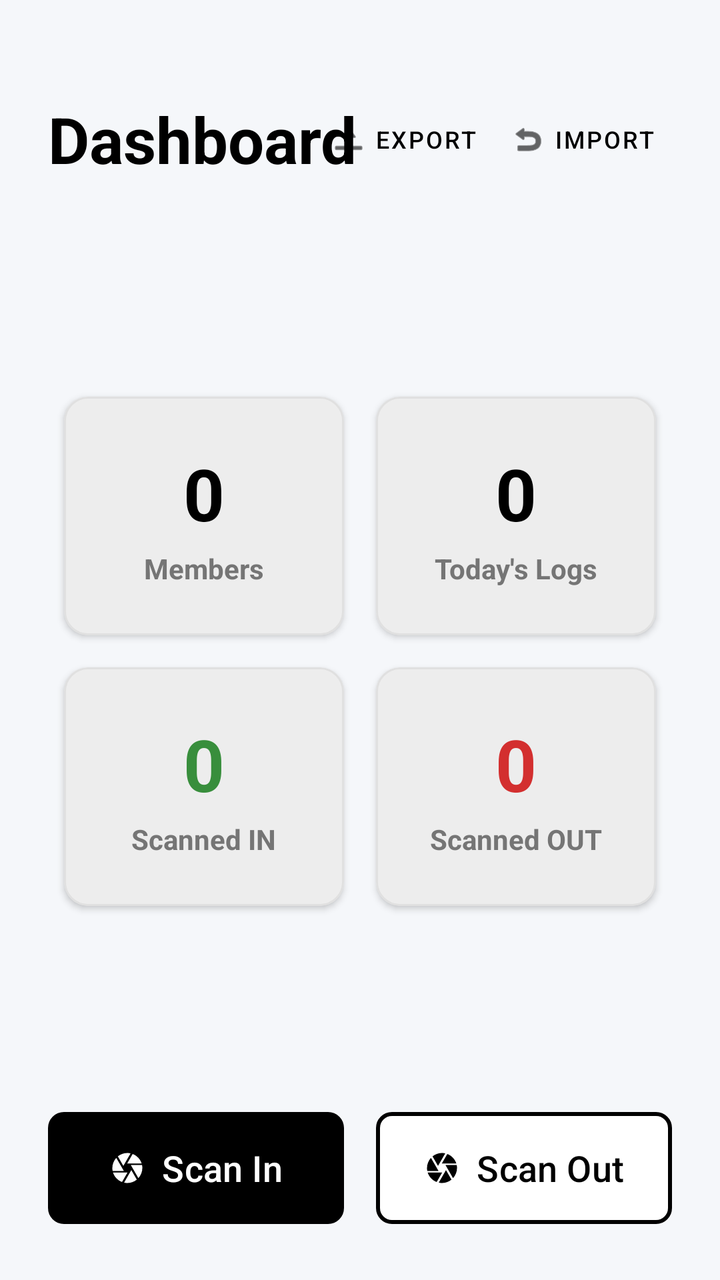
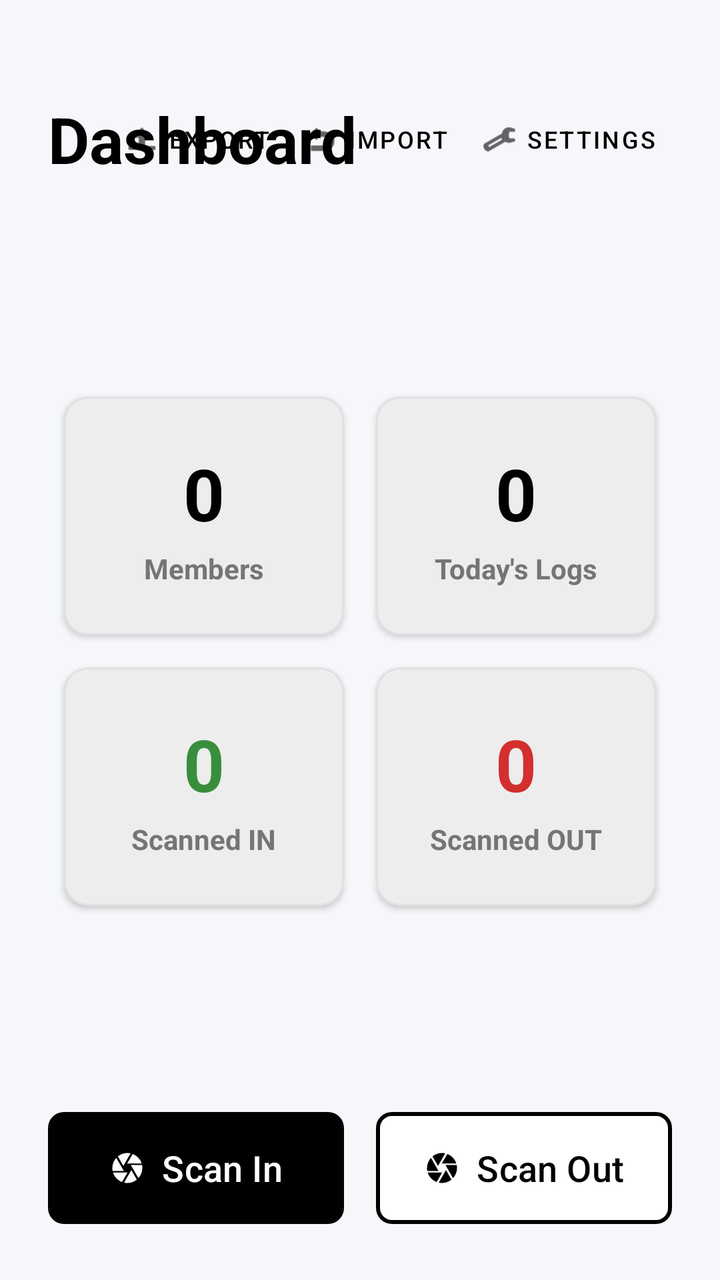

Two renders of the same Android screen: before a commit and after it. Below are the layout's source before the change and the commit's diff.
<!-- AndroidManifest.xml: application theme Theme.FaceRecognitionImages -->
<!-- res/layout/fragment_dashboard.xml -->
<?xml version="1.0" encoding="utf-8"?>
<androidx.constraintlayout.widget.ConstraintLayout xmlns:android="http://schemas.android.com/apk/res/android"
    xmlns:app="http://schemas.android.com/apk/res-auto"
    android:layout_width="match_parent"
    android:layout_height="match_parent"
    android:background="@color/windowBackground"
    android:padding="24dp">

    <TextView
        android:id="@+id/dashboardTitle"
        android:layout_width="wrap_content"
        android:layout_height="wrap_content"
        android:layout_marginTop="24dp"
        android:text="Dashboard"
        android:textColor="@color/black"
        android:textSize="32sp"
        android:textStyle="bold"
        app:layout_constraintStart_toStartOf="parent"
        app:layout_constraintTop_toTopOf="parent" />

    <LinearLayout
        android:id="@+id/dbActionsLayout"
        android:layout_width="wrap_content"
        android:layout_height="wrap_content"
        android:orientation="horizontal"
        app:layout_constraintBottom_toBottomOf="@id/dashboardTitle"
        app:layout_constraintEnd_toEndOf="parent"
        app:layout_constraintTop_toTopOf="@id/dashboardTitle">

        <com.google.android.material.button.MaterialButton
            android:id="@+id/btnBackup"
            style="@style/Widget.MaterialComponents.Button.TextButton"
            android:layout_width="wrap_content"
            android:layout_height="wrap_content"
            android:text="Export"
            android:textColor="@color/black"
            android:textSize="12sp"
            app:icon="@android:drawable/ic_menu_upload"
            app:iconTint="@color/black"
            android:minHeight="0dp"
            android:minWidth="0dp"
            android:paddingHorizontal="8dp"
            android:paddingVertical="4dp" />

        <com.google.android.material.button.MaterialButton
            android:id="@+id/btnRestore"
            style="@style/Widget.MaterialComponents.Button.TextButton"
            android:layout_width="wrap_content"
            android:layout_height="wrap_content"
            android:text="Import"
            android:textColor="@color/black"
            android:textSize="12sp"
            app:icon="@android:drawable/ic_menu_revert"
            app:iconTint="@color/black"
            android:minHeight="0dp"
            android:minWidth="0dp"
            android:paddingHorizontal="8dp"
            android:paddingVertical="4dp" />
    </LinearLayout>

    <GridLayout
        android:id="@+id/statsGrid"
        android:layout_width="match_parent"
        android:layout_height="wrap_content"
        android:layout_marginTop="32dp"
        android:layout_marginBottom="24dp"
        android:columnCount="2"
        android:rowCount="2"
        app:layout_constraintTop_toBottomOf="@id/dashboardTitle"
        app:layout_constraintBottom_toTopOf="@id/scannerButtonsLayout">

        
        <com.google.android.material.card.MaterialCardView
            android:layout_width="0dp"
            android:layout_height="wrap_content"
            android:layout_columnWeight="1"
            android:layout_margin="8dp"
            app:cardBackgroundColor="@color/surfaceColor"
            app:cardCornerRadius="12dp"
            app:cardElevation="2dp"
            app:strokeColor="@color/borderColor"
            app:strokeWidth="1dp">
            <LinearLayout
                android:layout_width="match_parent"
                android:layout_height="wrap_content"
                android:orientation="vertical"
                android:gravity="center"
                android:padding="24dp">
                <TextView
                    android:id="@+id/countRegistered"
                    android:layout_width="wrap_content"
                    android:layout_height="wrap_content"
                    android:text="0"
                    android:textColor="@color/black"
                    android:textSize="36sp"
                    android:textStyle="bold" />
                <TextView
                    android:layout_width="wrap_content"
                    android:layout_height="wrap_content"
                    android:layout_marginTop="4dp"
                    android:text="Members"
                    android:textColor="@color/textColorSecondary"
                    android:textSize="14sp"
                    android:textStyle="bold" />
            </LinearLayout>
        </com.google.android.material.card.MaterialCardView>

        
        <com.google.android.material.card.MaterialCardView
            android:layout_width="0dp"
            android:layout_height="wrap_content"
            android:layout_columnWeight="1"
            android:layout_margin="8dp"
            app:cardBackgroundColor="@color/surfaceColor"
            app:cardCornerRadius="12dp"
            app:cardElevation="2dp"
            app:strokeColor="@color/borderColor"
            app:strokeWidth="1dp">
            <LinearLayout
                android:layout_width="match_parent"
                android:layout_height="wrap_content"
                android:orientation="vertical"
                android:gravity="center"
                android:padding="24dp">
                <TextView
                    android:id="@+id/countToday"
                    android:layout_width="wrap_content"
                    android:layout_height="wrap_content"
                    android:text="0"
                    android:textColor="@color/black"
                    android:textSize="36sp"
                    android:textStyle="bold" />
                <TextView
                    android:layout_width="wrap_content"
                    android:layout_height="wrap_content"
                    android:layout_marginTop="4dp"
                    android:text="Today's Logs"
                    android:textColor="@color/textColorSecondary"
                    android:textSize="14sp"
                    android:textStyle="bold" />
            </LinearLayout>
        </com.google.android.material.card.MaterialCardView>

        
        <com.google.android.material.card.MaterialCardView
            android:layout_width="0dp"
            android:layout_height="wrap_content"
            android:layout_columnWeight="1"
            android:layout_margin="8dp"
            app:cardBackgroundColor="@color/surfaceColor"
            app:cardCornerRadius="12dp"
            app:cardElevation="2dp"
            app:strokeColor="@color/borderColor"
            app:strokeWidth="1dp">
            <LinearLayout
                android:layout_width="match_parent"
                android:layout_height="wrap_content"
                android:orientation="vertical"
                android:gravity="center"
                android:padding="24dp">
                <TextView
                    android:id="@+id/countIn"
                    android:layout_width="wrap_content"
                    android:layout_height="wrap_content"
                    android:text="0"
                    android:textColor="#388E3C"
                    android:textSize="36sp"
                    android:textStyle="bold" />
                <TextView
                    android:layout_width="wrap_content"
                    android:layout_height="wrap_content"
                    android:layout_marginTop="4dp"
                    android:text="Scanned IN"
                    android:textColor="@color/textColorSecondary"
                    android:textSize="14sp"
                    android:textStyle="bold" />
            </LinearLayout>
        </com.google.android.material.card.MaterialCardView>

        
        <com.google.android.material.card.MaterialCardView
            android:layout_width="0dp"
            android:layout_height="wrap_content"
            android:layout_columnWeight="1"
            android:layout_margin="8dp"
            app:cardBackgroundColor="@color/surfaceColor"
            app:cardCornerRadius="12dp"
            app:cardElevation="2dp"
            app:strokeColor="@color/borderColor"
            app:strokeWidth="1dp">
            <LinearLayout
                android:layout_width="match_parent"
                android:layout_height="wrap_content"
                android:orientation="vertical"
                android:gravity="center"
                android:padding="24dp">
                <TextView
                    android:id="@+id/countOut"
                    android:layout_width="wrap_content"
                    android:layout_height="wrap_content"
                    android:text="0"
                    android:textColor="#D32F2F"
                    android:textSize="36sp"
                    android:textStyle="bold" />
                <TextView
                    android:layout_width="wrap_content"
                    android:layout_height="wrap_content"
                    android:layout_marginTop="4dp"
                    android:text="Scanned OUT"
                    android:textColor="@color/textColorSecondary"
                    android:textSize="14sp"
                    android:textStyle="bold" />
            </LinearLayout>
        </com.google.android.material.card.MaterialCardView>

    </GridLayout>

    <LinearLayout
        android:id="@+id/scannerButtonsLayout"
        android:layout_width="match_parent"
        android:layout_height="wrap_content"
        android:orientation="horizontal"
        app:layout_constraintBottom_toBottomOf="parent">

        <com.google.android.material.button.MaterialButton
            android:id="@+id/btnScanIn"
            android:layout_width="0dp"
            android:layout_height="64dp"
            android:layout_weight="1"
            android:layout_marginEnd="8dp"
            android:text="Scan In"
            android:textColor="@color/white"
            android:textSize="18sp"
            app:backgroundTint="@color/black"
            app:cornerRadius="8dp"
            app:icon="@drawable/ic_baseline_camera_24"
            app:iconGravity="textStart"
            app:iconTint="@color/white" />

        <com.google.android.material.button.MaterialButton
            android:id="@+id/btnScanOut"
            android:layout_width="0dp"
            android:layout_height="64dp"
            android:layout_weight="1"
            android:layout_marginStart="8dp"
            android:text="Scan Out"
            android:textColor="@color/black"
            android:textSize="18sp"
            app:backgroundTint="@color/white"
            app:strokeColor="@color/black"
            app:strokeWidth="2dp"
            app:cornerRadius="8dp"
            app:icon="@drawable/ic_baseline_camera_24"
            app:iconGravity="textStart"
            app:iconTint="@color/black" />
    </LinearLayout>

</androidx.constraintlayout.widget.ConstraintLayout>
<!-- resources referenced by this layout -->
<resources>
  <color name="black">#FF000000</color>
  <color name="borderColor">#E0E0E0</color>
  <color name="surfaceColor">#FFFFFF</color>
  <color name="textColorSecondary">#757575</color>
  <color name="white">#FFFFFFFF</color>
  <color name="windowBackground">#F5F7FA</color>
  <!-- drawable ic_baseline_camera_24 (drawable) -->
  <vector android:height="72dp" android:tint="#1A80B6"
      android:viewportHeight="24" android:viewportWidth="24"
      android:width="72dp" xmlns:android="http://schemas.android.com/apk/res/android">
      <path android:fillColor="@android:color/white" android:pathData="M9.4,10.5l4.77,-8.26C13.47,2.09 12.75,2 12,2c-2.4,0 -4.6,0.85 -6.32,2.25l3.66,6.35 0.06,-0.1zM21.54,9c-0.92,-2.92 -3.15,-5.26 -6,-6.34L11.88,9h9.66zM21.8,10h-7.49l0.29,0.5 4.76,8.25C21,16.97 22,14.61 22,12c0,-0.69 -0.07,-1.35 -0.2,-2zM8.54,12l-3.9,-6.75C3.01,7.03 2,9.39 2,12c0,0.69 0.07,1.35 0.2,2h7.49l-1.15,-2zM2.46,15c0.92,2.92 3.15,5.26 6,6.34L12.12,15L2.46,15zM13.73,15l-3.9,6.76c0.7,0.15 1.42,0.24 2.17,0.24 2.4,0 4.6,-0.85 6.32,-2.25l-3.66,-6.35 -0.93,1.6z"/>
  </vector>
  <style name="Theme.FaceRecognitionImages" parent="Base.Theme.FaceRecognitionImages" />
  <style name="Base.Theme.FaceRecognitionImages" parent="Theme.Material3.Light.NoActionBar">
          
          <item name="colorPrimary">@color/black</item>
          <item name="colorPrimaryVariant">@color/black</item>
          <item name="colorOnPrimary">@color/white</item>
          
          
          <item name="colorSecondary">@color/black</item>
          <item name="colorSecondaryVariant">@color/black</item>
          <item name="colorOnSecondary">@color/white</item>
          
          
          <item name="android:windowBackground">@color/white</item>
          <item name="colorSurface">@color/white</item>
          <item name="colorOnSurface">@color/black</item>
          <item name="android:textColorPrimary">@color/black</item>
          <item name="android:textColorSecondary">@color/black</item>
      </style>
</resources>

<!-- the commit's change to res/layout/fragment_dashboard.xml (unified diff, before → after) -->
@@ -51,6 +51,21 @@
             android:textColor="@color/black"
             android:textSize="12sp"
             app:icon="@android:drawable/ic_menu_revert"
+            app:iconTint="@color/black"
+            android:minHeight="0dp"
+            android:minWidth="0dp"
+            android:paddingHorizontal="8dp"
+            android:paddingVertical="4dp" />
+
+        <com.google.android.material.button.MaterialButton
+            android:id="@+id/btnSettings"
+            style="@style/Widget.MaterialComponents.Button.TextButton"
+            android:layout_width="wrap_content"
+            android:layout_height="wrap_content"
+            android:text="Settings"
+            android:textColor="@color/black"
+            android:textSize="12sp"
+            app:icon="@android:drawable/ic_menu_preferences"
             app:iconTint="@color/black"
             android:minHeight="0dp"
             android:minWidth="0dp"
